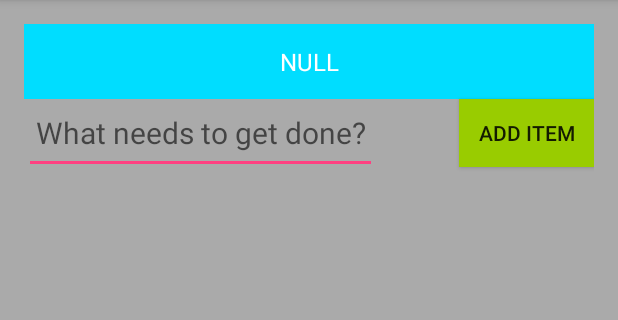
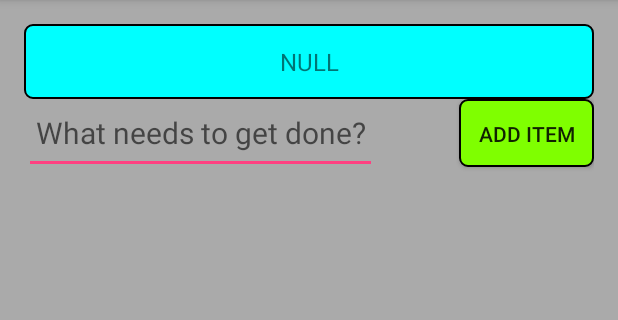
Before and after one commit to ajlomb/Project1, an Android app: the todolistitem screen opened directly, with no data from a screen before it, on a phone screen of 412 x 824 dp, the part 84-404 px from its top. Run offline under Robolectric (Android 15) with nearby library versions, the phone set to English and light mode, and no system bars.

Commit message:
rounded buttons and textview for sexiness

```diff
--- a/ToDoProject1/app/src/main/java/com/example/alexanderlombardo/todoproject1/todolistitem.java
+++ b/ToDoProject1/app/src/main/java/com/example/alexanderlombardo/todoproject1/todolistitem.java
@@ -21,7 +21,6 @@ public class todolistitem extends MainActivity {
         super.onCreate(savedInstanceState);
         setContentView(R.layout.item_todolist);
         TextView musky = (TextView)findViewById(R.id.humpty);
-//          **DECLARING STUFF SO SHIT DON'T FUCK UP**
         String elonMusk = getIntent().getStringExtra("skeletonKey");
         musky.setText(String.valueOf(elonMusk));
 
--- /dev/null
+++ b/ToDoProject1/app/src/main/res/drawable/roundbutton.xml
@@ -0,0 +1,16 @@
+<?xml version="1.0" encoding="utf-8"?>
+<shape xmlns:android="http://schemas.android.com/apk/res/android" >
+    <stroke
+        android:width="1dp"
+        android:color="@android:color/black"
+        />
+
+    <solid android:color="#7FFF00" />
+
+    <padding
+        android:left="1dp"
+        android:right="1dp"
+        android:top="1dp" />
+
+    <corners android:radius="5dp" />
+</shape>
--- /dev/null
+++ b/ToDoProject1/app/src/main/res/drawable/roundcorners.xml
@@ -0,0 +1,16 @@
+<?xml version="1.0" encoding="utf-8"?>
+<shape xmlns:android="http://schemas.android.com/apk/res/android" >
+    <stroke
+        android:width="1dp"
+        android:color="@android:color/black"
+         />
+
+    <solid android:color="#00ffff" />
+
+    <padding
+        android:left="1dp"
+        android:right="1dp"
+        android:top="1dp" />
+
+    <corners android:radius="5dp" />
+</shape>
--- a/ToDoProject1/app/src/main/res/layout/activity_main.xml
+++ b/ToDoProject1/app/src/main/res/layout/activity_main.xml
@@ -34,7 +34,7 @@
         android:layout_width="90dp"
         android:layout_height="45dp"
         android:text="Add List"
-        android:background="@android:color/holo_green_light"
+        android:background="@drawable/roundbutton"
         android:id="@+id/listButton"
         android:layout_alignParentRight="true"
         android:onClick="listAddPage"/>
--- a/ToDoProject1/app/src/main/res/layout/item_todolist.xml
+++ b/ToDoProject1/app/src/main/res/layout/item_todolist.xml
@@ -14,8 +14,7 @@
         android:layout_height="50dp"
         android:id="@+id/humpty"
         android:textSize="16sp"
-        android:background="@android:color/holo_blue_bright"
-        android:textColor="@android:color/white"
+        android:background="@drawable/roundcorners"
         android:textAlignment="center"
         android:gravity="center_vertical"
         android:textAllCaps="true"/>
@@ -44,7 +43,7 @@
         android:layout_height="45dp"
         android:text="Add Item"
         android:layout_below="@id/humpty"
-        android:background="@android:color/holo_green_light"
+        android:background="@drawable/roundbutton"
         android:id="@+id/itemButton"
         android:layout_alignParentRight="true"
         android:onClick="listAddTask"/>
```
